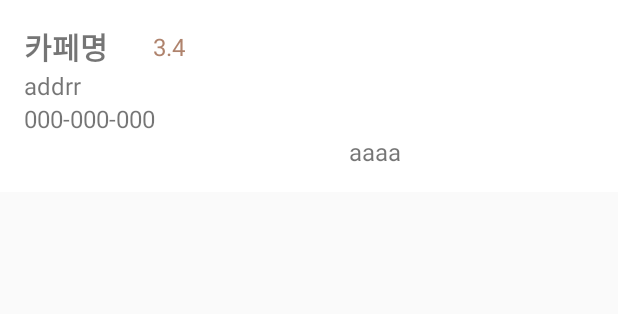
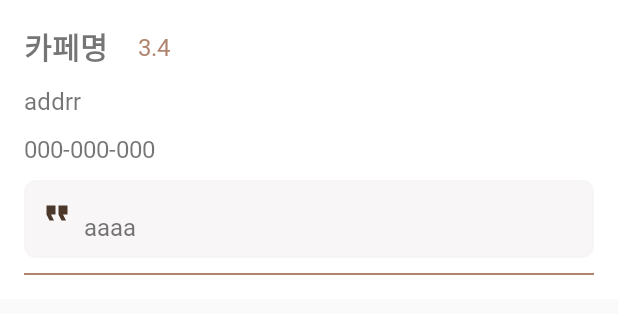
Before and after one commit to choyj0920/KonkukCafe, an Android app: the layout item_cafe.xml on its own in the app's theme, with its tools: preview values and no code run, on a phone screen of 412 x 824 dp. Shown: the top 314 px of the screen. Run offline under Robolectric (Android 15) with nearby library versions, the phone set to English and light mode, and no system bars.

Commit message:
RecyclerView 수정

```diff
--- a/app/src/main/java/com/kounkukcafe/kounkukcafe/apiutil/ApiManager.kt
+++ b/app/src/main/java/com/kounkukcafe/kounkukcafe/apiutil/ApiManager.kt
@@ -74,19 +74,19 @@ object ApiManager {
 
 
     // 토큰 발급용 Authorization - 토큰 발급에만 쓰이는 Clienid/password 인코딩한거
-    private val tokenauthorization ="Basic N2wyYjNmbG5zdnUwMWVsNGg3N3M2OTBqdTY6MWMxa3VvNWF1bDB0M2ZqcTZqdTZlc3A0ZGg5bjlsaGE5a3N0YzduNmwyY2VvYW1rZW12cA=="
+    val tokenauthorization ="Basic N2wyYjNmbG5zdnUwMWVsNGg3N3M2OTBqdTY6MWMxa3VvNWF1bDB0M2ZqcTZqdTZlc3A0ZGg5bjlsaGE5a3N0YzduNmwyY2VvYW1rZW12cA=="
     // 토큰 발급용 baseURl
     private val tokenApiBaseUrl = "https://oauth.api.lgthinqai.net:443/"
     // 감정인식용 baseURL
     private val emotionApiBaseUrl = "https://korea.api.lgthinqai.net:443/"
     // 감정인식 api-key
-    private val emotionapikey="MTtlZjUyYzFmYTViMjc0NGNkYTg3NDE3NGYwOWU5NGQ0YTsxNjgxMDk2OTAzMzk1"
+    val emotionapikey="MTtlZjUyYzFmYTViMjc0NGNkYTg3NDE3NGYwOWU5NGQ0YTsxNjgxMDk2OTAzMzk1"
 
     var curSimpleEmotion:simpleEmotion? =null
 
 
-    private var token: String? = null
-    private var expirationTime: Long = 0
+    var token: String? = null
+    var expirationTime: Long = 0
 
     private val tokenclient = OkHttpClient.Builder().build()
     var tokenapiService: TokenApiService
@@ -376,7 +376,6 @@ object ApiManager {
 
     fun callEmotionrecognitionImage(imageFile: File, tv:TextView) {
 
-
         val image = MultipartBody.Part.createFormData(
             "image[]",
             imageFile.name,
--- /dev/null
+++ b/app/src/main/res/drawable/baseline_format_quote_24.xml
@@ -0,0 +1,5 @@
+<vector android:height="24dp" android:tint="#4C372B"
+    android:viewportHeight="24" android:viewportWidth="24"
+    android:width="24dp" xmlns:android="http://schemas.android.com/apk/res/android">
+    <path android:fillColor="@android:color/white" android:pathData="M6,17h3l2,-4L11,7L5,7v6h3zM14,17h3l2,-4L19,7h-6v6h3z"/>
+</vector>
--- /dev/null
+++ b/app/src/main/res/drawable/layout_background.xml
@@ -0,0 +1,8 @@
+<?xml version="1.0" encoding="utf-8"?>
+<shape
+    xmlns:android="http://schemas.android.com/apk/res/android"
+    android:shape="rectangle">
+    <solid android:color="@color/light_gray" />
+    <stroke android:color="@color/light_gray" android:width="1dp" />
+    <corners android:radius="7dp" />
+</shape>
--- a/app/src/main/res/layout/activity_face.xml
+++ b/app/src/main/res/layout/activity_face.xml
@@ -21,31 +21,36 @@
         android:minHeight="100dp"
         android:scaleType="fitCenter"
         app:srcCompat="@android:drawable/ic_menu_report_image" />
+
     <Button
-        android:gravity="center"
         android:id="@+id/submit"
-        android:layout_width="200dp"
+        android:layout_width="180dp"
         android:layout_height="52dp"
         android:layout_below="@+id/iv_input"
         android:layout_centerHorizontal="true"
         android:layout_marginTop="30dp"
         android:background="@drawable/buttonshape"
+        android:fontFamily="@font/nanummyeongjobold"
+        android:gravity="center"
         android:text="감정분석"
-        android:textColor="@color/white"
-        android:fontFamily="@font/nanummyeongjobold"/>
+        android:textColor="@color/font_white"
+        android:textSize="15dp"
+        tools:ignore="TextSizeCheck" />
+
     <Button
+        android:id="@+id/btnPhoto"
+        android:layout_width="180dp"
+        android:layout_height="52dp"
+        android:layout_below="@+id/submit"
+        android:layout_centerHorizontal="true"
+        android:layout_marginTop="30dp"
+        android:background="@drawable/buttonshape2"
+        android:fontFamily="@font/nanummyeongjobold"
         android:gravity="center"
-        android:id="@+id/btnPhoto"
-        android:layout_width="200dp"
-        android:layout_height="52dp"
-        android:background="@drawable/buttonshape2"
-        android:layout_centerHorizontal="true"
-        android:layout_below="@+id/submit"
-        android:layout_marginTop="30dp"
         android:text="재촬영"
-        android:fontFamily="@font/nanummyeongjobold"
         android:textColor="@color/font_black"
-        />
+        android:textSize="15dp"
+        tools:ignore="TextSizeCheck" />
     <TextView
         android:id="@+id/result_text"
         android:visibility="gone"
--- a/app/src/main/res/layout/item_cafe.xml
+++ b/app/src/main/res/layout/item_cafe.xml
@@ -15,16 +15,18 @@
         android:textSize="20sp"
         android:textStyle="bold"
         android:text="카페명"
+        android:fontFamily="@font/nanummyeongjoextrabold"
         app:layout_constraintStart_toStartOf="parent"
         app:layout_constraintTop_toTopOf="parent" />
 
     <TextView
-        android:layout_marginLeft="30dp"
+        android:layout_marginLeft="20dp"
         android:textColor="@color/brown"
         android:id="@+id/cafe_rating"
         android:layout_width="wrap_content"
         android:layout_height="wrap_content"
         android:text="3.4"
+        android:fontFamily="@font/nanummyeongjobold"
         android:textSize="16sp"
         app:layout_constraintBottom_toBottomOf="@+id/cafe_name"
         app:layout_constraintStart_toEndOf="@id/cafe_name"
@@ -36,6 +38,8 @@
         android:layout_height="wrap_content"
         android:text="000-000-000"
         android:textSize="16sp"
+        android:fontFamily="@font/nanummyeongjobold"
+        android:layout_marginTop="10dp"
         app:layout_constraintStart_toStartOf="parent"
         app:layout_constraintTop_toBottomOf="@+id/cafe_address" />
 
@@ -45,18 +49,47 @@
         android:layout_height="wrap_content"
         android:text="addrr"
         android:textSize="16sp"
+        android:layout_marginTop="10dp"
+        android:fontFamily="@font/nanummyeongjobold"
         app:layout_constraintStart_toStartOf="parent"
         app:layout_constraintTop_toBottomOf="@+id/cafe_name" />
 
-    <TextView
-        android:id="@+id/cafe_text"
-        android:layout_width="wrap_content"
+    <FrameLayout
+        android:id="@+id/framelayout"
+        android:layout_width="match_parent"
         android:layout_height="wrap_content"
+        android:orientation="vertical"
+        android:gravity="center"
+        android:background="@drawable/layout_background"
+        android:padding="10dp"
+        android:layout_marginTop="10dp"
+        app:layout_constraintRight_toRightOf="parent"
+        app:layout_constraintTop_toBottomOf="@+id/cafe_phone">
 
-        android:text="aaaa"
-        android:textSize="16sp"
-        app:layout_constraintEnd_toEndOf="parent"
-        app:layout_constraintStart_toEndOf="@+id/cafe_phone"
-        app:layout_constraintTop_toBottomOf="@+id/cafe_phone" />
+        <ImageView
+            android:layout_width="wrap_content"
+            android:layout_height="wrap_content"
+            android:src="@drawable/baseline_format_quote_24"
+            android:scaleX="-1"/>
+
+        <TextView
+            android:id="@+id/cafe_text"
+            android:layout_width="wrap_content"
+            android:layout_height="wrap_content"
+
+            android:text="aaaa"
+            android:layout_marginLeft="30dp"
+            android:layout_marginTop="10dp"
+            android:fontFamily="@font/nanummyeongjo"
+            android:textSize="16sp" />
+    </FrameLayout>
+    <View
+        android:layout_width="match_parent"
+        android:layout_height="1dp"
+        android:background="@color/brown"
+        android:layout_marginTop="10dp"
+        app:layout_constraintTop_toBottomOf="@+id/framelayout"
+        app:layout_constraintLeft_toLeftOf="parent"
+        app:layout_constraintRight_toRightOf="parent"/>
 
 </androidx.constraintlayout.widget.ConstraintLayout>
--- a/app/src/main/res/values/themes.xml
+++ b/app/src/main/res/values/themes.xml
@@ -10,7 +10,7 @@
         <item name="colorSecondaryVariant">@color/teal_700</item>
         <item name="colorOnSecondary">@color/black</item>
         <!-- Status bar color. -->
-        <item name="android:statusBarColor">@color/brown</item>
+        <item name="android:statusBarColor">@color/dark_brown</item>
         <!-- Customize your theme here. -->
     </style>
 
```
